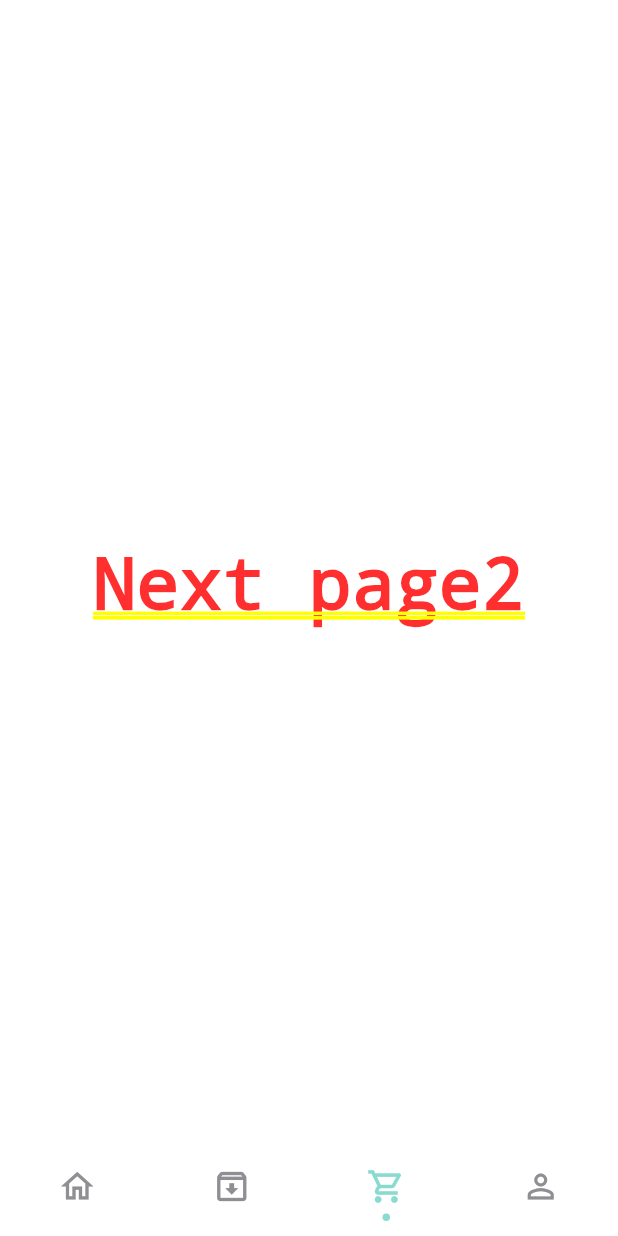
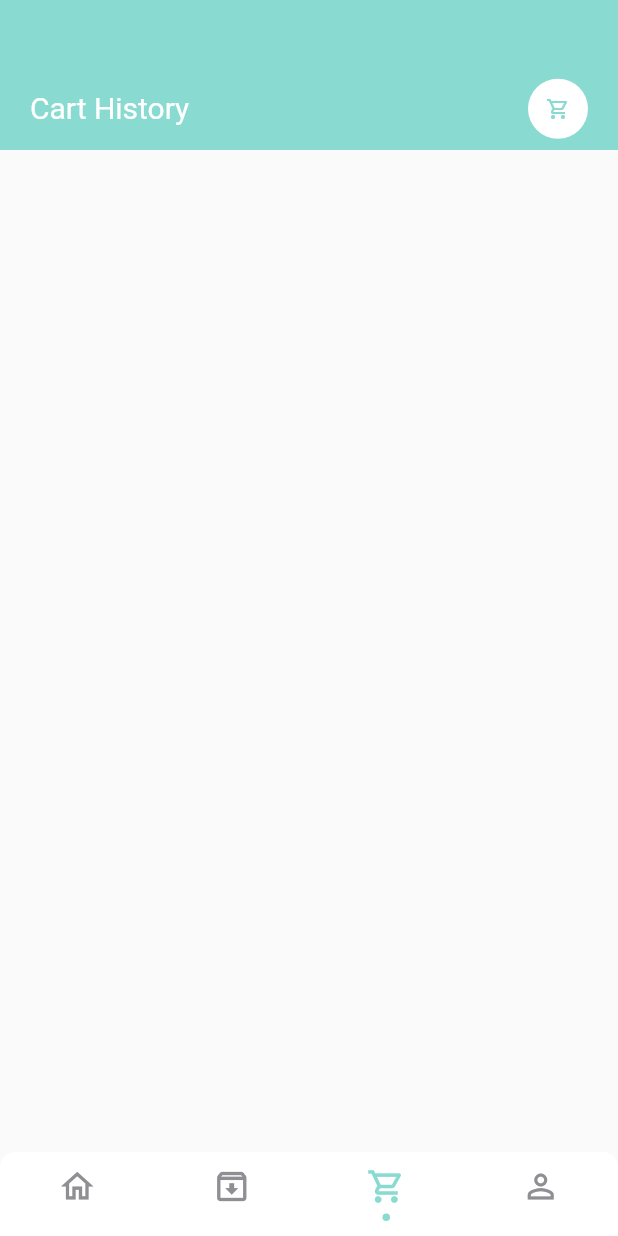
Before and after one commit to roshanxshrestha/food-order, a Flutter app: the screen it shows after launch, item 3 of the bottom bar chosen, on a phone screen of 412 x 824 dp. Run offline on Flutter 3.47's test engine with Material 2 defaults, Android fonts, the phone set to English and light mode, and no system bars; drawn by our look-alikes of persistent_bottom_nav_bar; our stand-ins replace dots_indicator, get, shared_preferences; network calls fail.

Commit message:
cart update 4:19:00

```diff
--- a/lib/controllers/cart_controller.dart
+++ b/lib/controllers/cart_controller.dart
@@ -15,6 +15,9 @@ class CartController extends GetxController {
 
   Map<int, CartModel> _items = {};
   Map<int, CartModel> get items => _items;
+
+  //only for storage and shared preferences
+  List<CartModel> storageItems = [];
 
   void addItem(ProductModel product, int quantity) {
     var totalQuantity = 0;
@@ -118,4 +121,30 @@ class CartController extends GetxController {
     });
     return total;
   }
+
+  List<CartModel> getCartData() {
+    setCart = cartRepo.getCartList();
+    return storageItems;
+  }
+
+  set setCart(List<CartModel> items) {
+    storageItems = items;
+    for (int i = 0; i < storageItems.length; i++) {
+      _items.putIfAbsent(storageItems[i].product!.id!, () => storageItems[i]);
+    }
+  }
+
+  void addToHistory() {
+    cartRepo.addToCartHistoryList();
+    clear();
+  }
+
+  void clear() {
+    _items = {};
+    update();
+  }
+
+  List<CartModel> getCartHistoryList() {
+    return cartRepo.getCartHistoryList();
+  }
 }
--- a/lib/controllers/popular_product_controller.dart
+++ b/lib/controllers/popular_product_controller.dart
@@ -83,11 +83,10 @@ class PopularProductController extends GetxController {
     _cart = cart;
     var exist = false;
     exist = _cart.existInCart(product);
-    log("exist or not: " + exist.toString());
+    // log("exist or not: " + exist.toString());
     if (exist) {
       _inCartItems = _cart.getQuantity(product);
     }
-    log("the quantity in the cart is " + _inCartItems.toString());
   }
 
   void addItem(ProductModel product) {
--- a/lib/data/repository/cart_repo.dart
+++ b/lib/data/repository/cart_repo.dart
@@ -9,11 +9,19 @@ class CartRepo {
   CartRepo({required this.sharedPreferences});
 
   List<String> cart = [];
+  List<String> cartHistory = [];
 
   void addToCartList(List<CartModel> cartList) {
+    // sharedPreferences.remove(AppConstants.CART_LIST);
+    // sharedPreferences.remove(AppConstants.CART_HISTORY_LIST);
+    var time = DateTime.now().toString();
     cart = [];
+
     //converting to string cause shared preferences accepts strings only
-    cartList.forEach((element) => cart.add(jsonEncode(element)));
+    cartList.forEach((element) {
+      element.time = time;
+      return cart.add(jsonEncode(element));
+    });
     sharedPreferences.setStringList(AppConstants.CART_LIST, cart);
   }
 
@@ -25,7 +33,44 @@ class CartRepo {
     }
     List<CartModel> cartList = [];
 
-    carts.forEach((element) => CartModel.fromJson(jsonDecode(element)));
+    carts.forEach((element) {
+      cartList.add(CartModel.fromJson(jsonDecode(element)));
+    });
     return cartList;
   }
+
+  List<CartModel> getCartHistoryList() {
+    if (sharedPreferences.containsKey(AppConstants.CART_HISTORY_LIST)) {
+      cartHistory = [];
+      cartHistory =
+          sharedPreferences.getStringList(AppConstants.CART_HISTORY_LIST)!;
+    }
+    List<CartModel> cartListHistory = [];
+    cartHistory.forEach((element) =>
+        cartListHistory.add(CartModel.fromJson(jsonDecode(element))));
+    return cartListHistory;
+  }
+
+  void addToCartHistoryList() {
+    if (sharedPreferences.containsKey(AppConstants.CART_HISTORY_LIST)) {
+      cartHistory =
+          sharedPreferences.getStringList(AppConstants.CART_HISTORY_LIST)!;
+    }
+    for (int i = 0; i < cart.length; i++) {
+      // print("history list " + cart[i]);
+      cartHistory.add(cart[i]);
+    }
+    removeCart();
+    sharedPreferences.setStringList(
+        AppConstants.CART_HISTORY_LIST, cartHistory);
+    log("length of history list is " + getCartHistoryList().length.toString());
+    for (int j = 0; j < getCartHistoryList().length; j++) {
+      log("order time : " + getCartHistoryList()[j].time.toString());
+    }
+  }
+
+  void removeCart() {
+    cart = [];
+    sharedPreferences.remove(AppConstants.CART_LIST);
+  }
 }
--- a/lib/main.dart
+++ b/lib/main.dart
@@ -1,4 +1,5 @@
 import 'package:flutter/material.dart';
+import 'package:food_delivery/controllers/cart_controller.dart';
 import 'package:food_delivery/controllers/popular_product_controller.dart';
 import 'package:get/get.dart';
 import 'controllers/recommended_product_controller.dart';
@@ -17,6 +18,7 @@ class MyApp extends StatelessWidget {
   // This widget is the root of your application.
   @override
   Widget build(BuildContext context) {
+    Get.find<CartController>().getCartData();
     return GetBuilder<PopularProductController>(
       builder: (_) {
         return GetBuilder<RecommendedProductController>(builder: (_) {
--- /dev/null
+++ b/lib/modules/cart/cart_history.dart
@@ -0,0 +1,56 @@
+import 'package:flutter/material.dart';
+import 'package:food_delivery/common/app_icon.dart';
+import 'package:food_delivery/common/customtext.dart';
+import 'package:food_delivery/utils/colors.dart';
+
+class CartHistory extends StatelessWidget {
+  const CartHistory({Key? key}) : super(key: key);
+
+  @override
+  Widget build(BuildContext context) {
+    // var getCartHistoryList =
+
+    // Map<String, int> cartItemsPerOrder = Map();
+    // for (int i = 0; i < getCartHistoryList.length; i++) {
+    //   if (cartItemsPerOrder.containsKey(getCartHistoryList[i]["time"])) {
+    //     cartItemsPerOrder.update(
+    //         getCartHistoryList[i]["time"], (value) => ++value);
+    //   } else {
+    //     cartItemsPerOrder.putIfAbsent(getCartHistoryList[i]["time"], () => 1);
+    //   }
+    // }
+    // List<int> cartOrderTimeToList() {
+    //   return cartItemsPerOrder.entries.map((e) => e.value).toList();
+    // }
+
+    // List<int> orderTimes = cartOrderTimeToList();
+
+    // var saveCounter = 0;
+    return Scaffold(
+      body: Column(
+        children: [
+          Container(
+            height: 100,
+            color: AppColors.mainColor,
+            width: double.maxFinite,
+            padding: const EdgeInsets.only(top: 45, left: 20, right: 20),
+            child: Row(
+              mainAxisAlignment: MainAxisAlignment.spaceBetween,
+              children: [
+                CustomText(
+                  text: "Cart History",
+                  fontSize: 20,
+                  color: Colors.white,
+                ),
+                const AppIcon(
+                  icon: Icons.shopping_cart_outlined,
+                  iconColor: AppColors.mainColor,
+                )
+              ],
+            ),
+          ),
+        ],
+      ),
+    );
+  }
+}
--- a/lib/modules/home_page/home_page.dart
+++ b/lib/modules/home_page/home_page.dart
@@ -1,5 +1,6 @@
 import 'package:flutter/cupertino.dart';
 import 'package:flutter/material.dart';
+import 'package:food_delivery/modules/cart/cart_history.dart';
 import 'package:food_delivery/modules/home_page/main_page.dart';
 import 'package:food_delivery/utils/colors.dart';
 import 'package:persistent_bottom_nav_bar/persistent_tab_view.dart';
@@ -33,7 +34,7 @@ class _HomePageState extends State<HomePage> {
     return const [
       MainPage(),
       Center(child: Text("Next page1")),
-      Center(child: Text("Next page2")),
+      CartHistory(),
       Center(child: Text("Next page3")),
     ];
   }
--- a/lib/utils/app_constants.dart
+++ b/lib/utils/app_constants.dart
@@ -9,4 +9,5 @@ class AppConstants {
 
   static const String TOKEN = "DBToken";
   static const String CART_LIST = "Cart-list";
+  static const String CART_HISTORY_LIST = "cart-history-list";
 }
```
Also changed, not shown: lib/modules/cart/cart_page.dart (+12 -6 lines), 11 other files.
